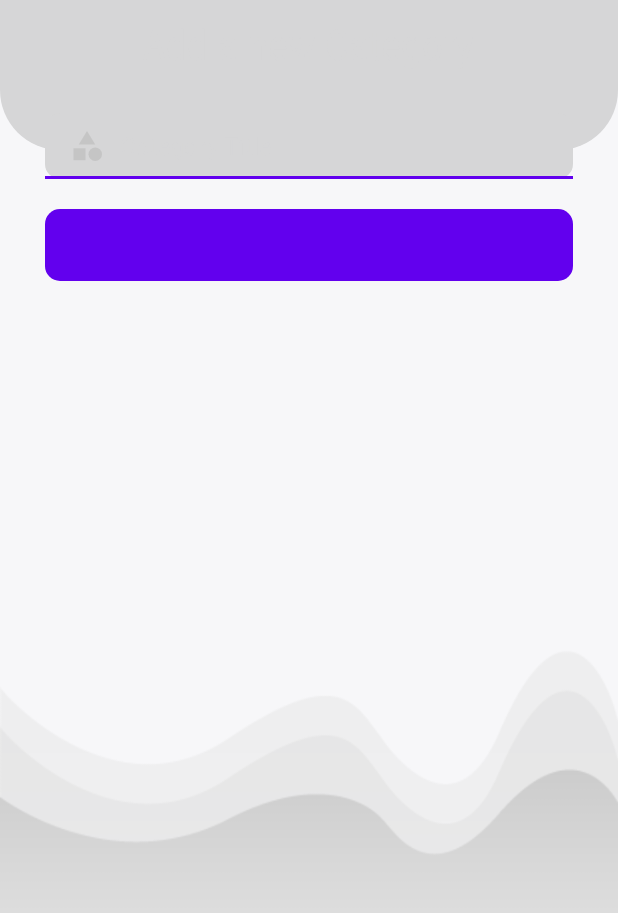
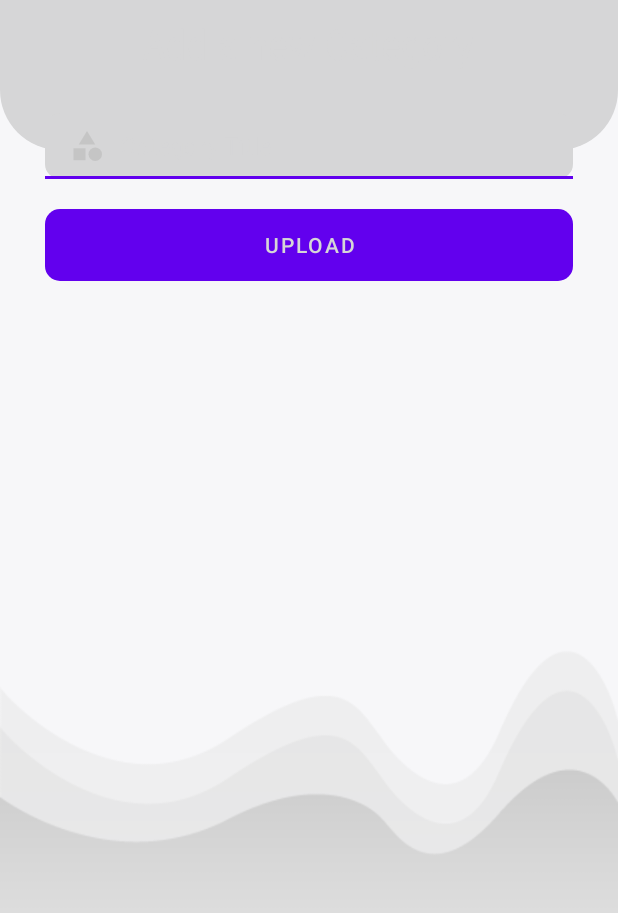
Before and after one commit to NguyenTheVy2003/book-app, an Android app: the CategoryAddActivity screen opened directly, with no data from a screen before it, on a phone screen of 412 x 824 dp, the part 225-1138 px from its top. Run offline under Robolectric (Android 15) with nearby library versions, the phone set to English and light mode, and no system bars; our stand-ins replace Firebase (no records; nobody signed in at launch, a user with empty details on screens opened directly).

Commit message:
fix ui button upload add category//phu fix

```diff
--- a/app/src/main/res/layout/activity_category_add.xml
+++ b/app/src/main/res/layout/activity_category_add.xml
@@ -75,6 +75,7 @@
         android:layout_below="@+id/categoryTil"
         android:layout_marginStart="30dp"
         android:layout_marginTop="20dp"
+        android:text="Upload"
         android:layout_marginEnd="30dp"
         android:background="@drawable/shape_button01"
         android:textColor="@color/white" />
```
